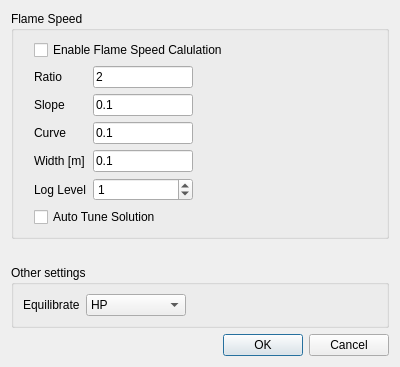
Above: Settings_dialog.ui from UPEI-CFD/GasComb before the change. Below: the same form after it.
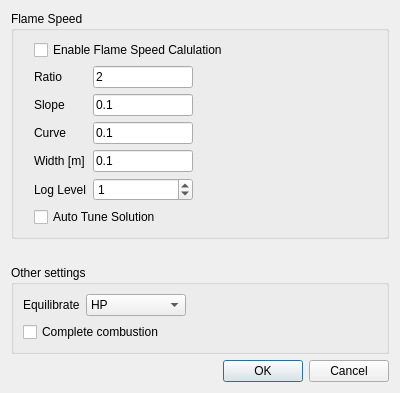
That is the form after the change.

Commit message:
Bugfix and addition of Complete combustion
Bugfix of crashing on open of Settings and added new option to select Complete combustion for calculation.

Patch:
```diff
--- a/Settings_dialog.ui
+++ b/Settings_dialog.ui
@@ -7,7 +7,7 @@
     <x>0</x>
     <y>0</y>
     <width>400</width>
-    <height>300</height>
+    <height>339</height>
    </rect>
   </property>
   <property name="windowTitle">
@@ -243,6 +243,16 @@
         </item>
        </layout>
       </item>
+      <item>
+       <widget class="QCheckBox" name="checkBox_complet_comb">
+        <property name="toolTip">
+         <string>Specify if complete or incomplete combustion should be used.</string>
+        </property>
+        <property name="text">
+         <string>Complete combustion</string>
+        </property>
+       </widget>
+      </item>
      </layout>
     </widget>
    </item>
```
The commit also changes 3 other files.
